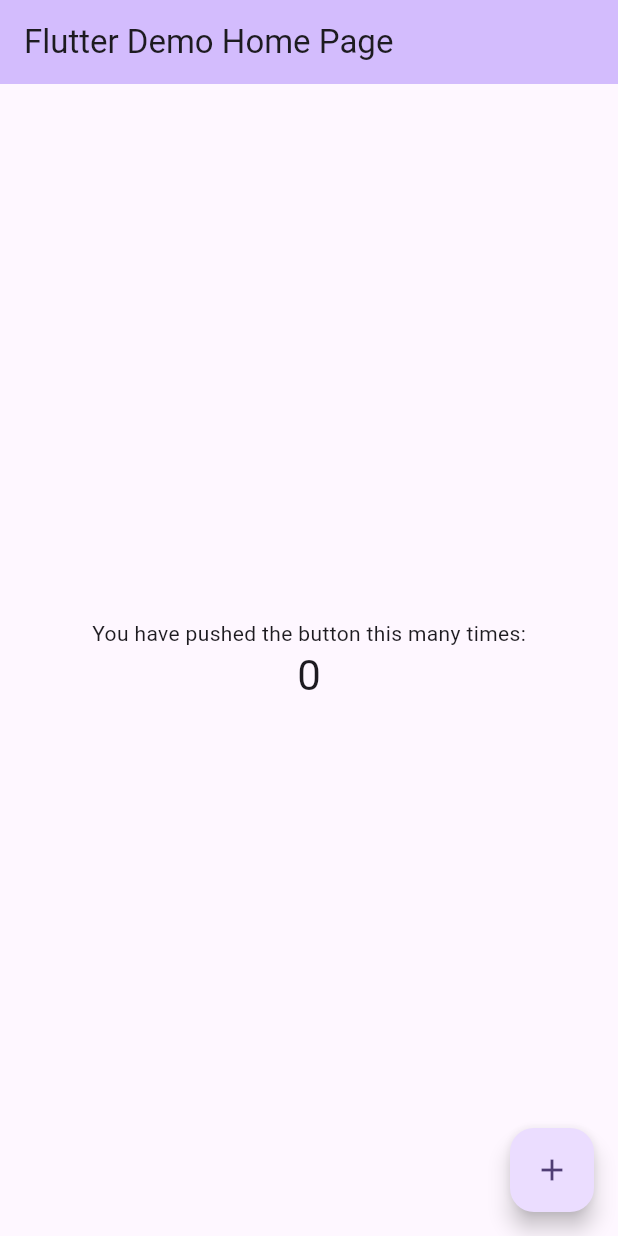
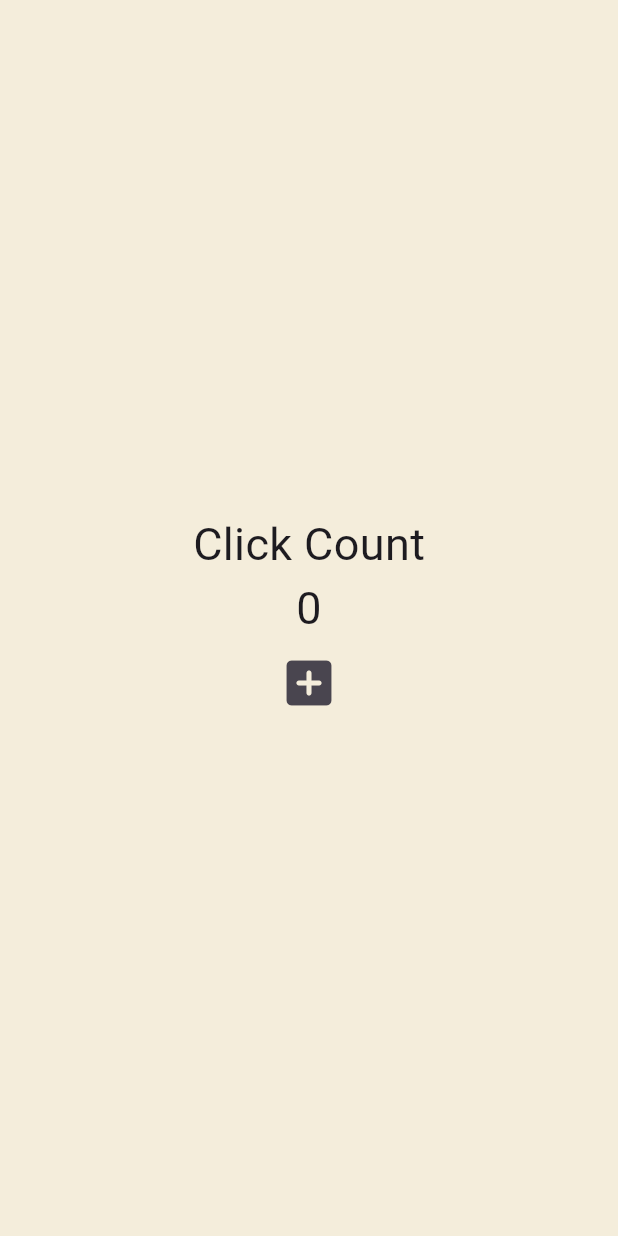
Before and after one commit to didtlrhks/flutterEX1, a Flutter app: the screen it shows after launch, on a phone screen of 412 x 824 dp. Run offline on Flutter 3.47's test engine with Material 3 defaults, Android fonts, the phone set to English and light mode, and no system bars.

Commit message:
onclicked add

```diff
--- a/lib/main.dart
+++ b/lib/main.dart
@@ -1,125 +1,56 @@
 import 'package:flutter/material.dart';
 
 void main() {
-  runApp(const MyApp());
+  runApp(const App());
 }
 
-class MyApp extends StatelessWidget {
-  const MyApp({super.key});
+class App extends StatefulWidget {
+  const App({super.key});
 
-  // This widget is the root of your application.
   @override
-  Widget build(BuildContext context) {
-    return MaterialApp(
-      title: 'Flutter Demo',
-      theme: ThemeData(
-        // This is the theme of your application.
-        //
-        // TRY THIS: Try running your application with "flutter run". You'll see
-        // the application has a purple toolbar. Then, without quitting the app,
-        // try changing the seedColor in the colorScheme below to Colors.green
-        // and then invoke "hot reload" (save your changes or press the "hot
-        // reload" button in a Flutter-supported IDE, or press "r" if you used
-        // the command line to start the app).
-        //
-        // Notice that the counter didn't reset back to zero; the application
-        // state is not lost during the reload. To reset the state, use hot
-        // restart instead.
-        //
-        // This works for code too, not just values: Most code changes can be
-        // tested with just a hot reload.
-        colorScheme: ColorScheme.fromSeed(seedColor: Colors.deepPurple),
-        useMaterial3: true,
-      ),
-      home: const MyHomePage(title: 'Flutter Demo Home Page'),
-    );
-  }
+  State<App> createState() => _AppState();
 }
 
-class MyHomePage extends StatefulWidget {
-  const MyHomePage({super.key, required this.title});
+class _AppState extends State<App> {
+  int counter = 0;
 
-  // This widget is the home page of your application. It is stateful, meaning
-  // that it has a State object (defined below) that contains fields that affect
-  // how it looks.
-
-  // This class is the configuration for the state. It holds the values (in this
-  // case the title) provided by the parent (in this case the App widget) and
-  // used by the build method of the State. Fields in a Widget subclass are
-  // always marked "final".
-
-  final String title;
-
-  @override
-  State<MyHomePage> createState() => _MyHomePageState();
-}
-
-class _MyHomePageState extends State<MyHomePage> {
-  int _counter = 0;
-
-  void _incrementCounter() {
-    setState(() {
-      // This call to setState tells the Flutter framework that something has
-      // changed in this State, which causes it to rerun the build method below
-      // so that the display can reflect the updated values. If we changed
-      // _counter without calling setState(), then the build method would not be
-      // called again, and so nothing would appear to happen.
-      _counter++;
-    });
+  void onClicked() {
+    setState(
+      //약간 swift 에서의 state 같은 느낌인데. .
+      () {
+        counter += 1;
+      },
+    );
   }
 
   @override
   Widget build(BuildContext context) {
-    // This method is rerun every time setState is called, for instance as done
-    // by the _incrementCounter method above.
-    //
-    // The Flutter framework has been optimized to make rerunning build methods
-    // fast, so that you can just rebuild anything that needs updating rather
-    // than having to individually change instances of widgets.
-    return Scaffold(
-      appBar: AppBar(
-        // TRY THIS: Try changing the color here to a specific color (to
-        // Colors.amber, perhaps?) and trigger a hot reload to see the AppBar
-        // change color while the other colors stay the same.
-        backgroundColor: Theme.of(context).colorScheme.inversePrimary,
-        // Here we take the value from the MyHomePage object that was created by
-        // the App.build method, and use it to set our appbar title.
-        title: Text(widget.title),
-      ),
+    return MaterialApp(
+      home: Scaffold(
+        backgroundColor: const Color(0xFFF4EDDB),
         body: Center(
-        // Center is a layout widget. It takes a single child and positions it
-        // in the middle of the parent.
           child: Column(
-          // Column is also a layout widget. It takes a list of children and
-          // arranges them vertically. By default, it sizes itself to fit its
-          // children horizontally, and tries to be as tall as its parent.
-          //
-          // Column has various properties to control how it sizes itself and
-          // how it positions its children. Here we use mainAxisAlignment to
-          // center the children vertically; the main axis here is the vertical
-          // axis because Columns are vertical (the cross axis would be
-          // horizontal).
-          //
-          // TRY THIS: Invoke "debug painting" (choose the "Toggle Debug Paint"
-          // action in the IDE, or press "p" in the console), to see the
-          // wireframe for each widget.
             mainAxisAlignment: MainAxisAlignment.center,
-          children: <Widget>[
+            children: [
               const Text(
-              'You have pushed the button this many times:',
+                'Click Count',
+                style: TextStyle(fontSize: 30),
               ),
               Text(
-              '$_counter',
-              style: Theme.of(context).textTheme.headlineMedium,
+                '$counter',
+                style: const TextStyle(fontSize: 30),
+              ),
+              IconButton(
+                iconSize: 40,
+                onPressed: onClicked,
+                icon: const Icon(
+                  Icons.add_box_rounded,
+                ),
               ),
             ],
           ),
         ),
-      floatingActionButton: FloatingActionButton(
-        onPressed: _incrementCounter,
-        tooltip: 'Increment',
-        child: const Icon(Icons.add),
-      ), // This trailing comma makes auto-formatting nicer for build methods.
+      ),
     );
   }
 }
```
Also changed, not shown: 1 other file. Lines whose indentation alone changed are shown as unchanged.
